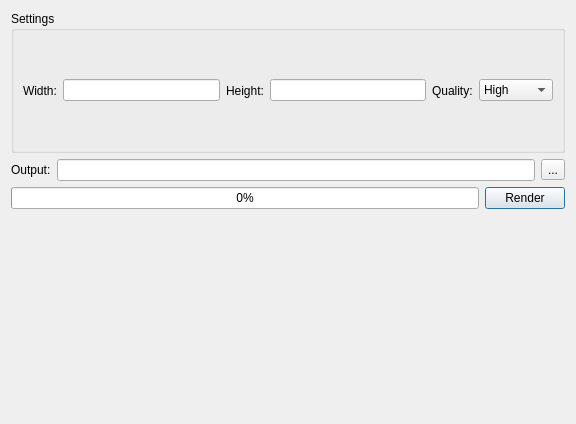
Above: lclib/qt/lc_renderdialog.ui from trevorsandy/lpub3d-ci before the change. Below: the same form after it.
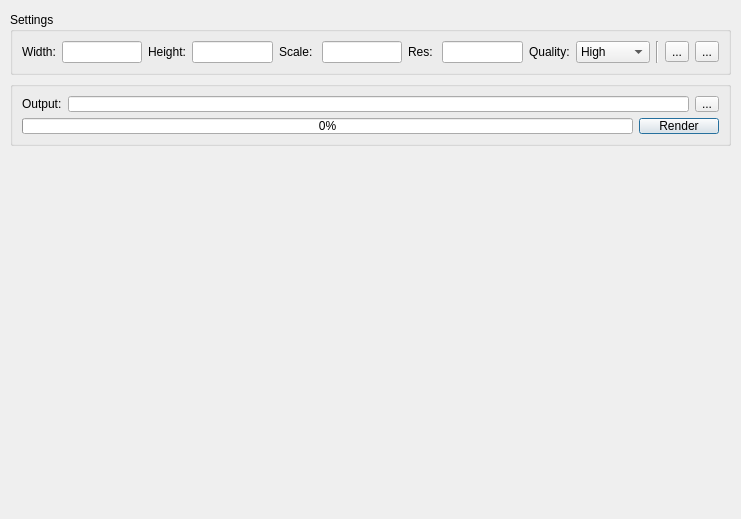
That is the form after the change.

Diff of the .ui file:
```diff
--- a/lclib/qt/lc_renderdialog.ui
+++ b/lclib/qt/lc_renderdialog.ui
@@ -6,16 +6,42 @@
    <rect>
     <x>0</x>
     <y>0</y>
-    <width>576</width>
-    <height>424</height>
+    <width>741</width>
+    <height>519</height>
    </rect>
   </property>
   <property name="windowTitle">
    <string>Render</string>
   </property>
-  <layout class="QVBoxLayout" name="verticalLayout">
-   <item>
-    <layout class="QVBoxLayout" name="topLayout">
+  <widget class="QLabel" name="preview">
+   <property name="geometry">
+    <rect>
+     <x>9</x>
+     <y>156</y>
+     <width>721</width>
+     <height>351</height>
+    </rect>
+   </property>
+   <property name="sizePolicy">
+    <sizepolicy hsizetype="Preferred" vsizetype="Preferred">
+     <horstretch>0</horstretch>
+     <verstretch>0</verstretch>
+    </sizepolicy>
+   </property>
+   <property name="text">
+    <string/>
+   </property>
+  </widget>
+  <widget class="QWidget" name="">
+   <property name="geometry">
+    <rect>
+     <x>10</x>
+     <y>12</y>
+     <width>721</width>
+     <height>134</height>
+    </rect>
+   </property>
+   <layout class="QVBoxLayout" name="verticalLayout_2">
      <item>
       <widget class="QGroupBox" name="groupBox">
        <property name="title">
@@ -40,7 +66,42 @@
          </widget>
         </item>
         <item>
-         <widget class="QLineEdit" name="HeightEdit"/>
+        <widget class="QLineEdit" name="HeightEdit">
+         <property name="toolTip">
+          <string>Height in pixels</string>
+         </property>
+        </widget>
+       </item>
+       <item>
+        <widget class="QLabel" name="scaleLabel">
+         <property name="text">
+          <string>Scale: </string>
+         </property>
+        </widget>
+       </item>
+       <item>
+        <widget class="QLineEdit" name="ScaleEdit">
+         <property name="toolTip">
+          <string>Model scale factor</string>
+         </property>
+        </widget>
+       </item>
+       <item>
+        <widget class="QLabel" name="resolutinoLabel">
+         <property name="toolTip">
+          <string/>
+         </property>
+         <property name="text">
+          <string>Res: </string>
+         </property>
+        </widget>
+       </item>
+       <item>
+        <widget class="QLineEdit" name="ResolutionEdit">
+         <property name="toolTip">
+          <string>Resolution presumably in inches - can also be in centimetres</string>
+         </property>
+        </widget>
         </item>
         <item>
          <widget class="QLabel" name="qualityLabel">
@@ -68,9 +129,42 @@
           </item>
          </widget>
         </item>
+       <item>
+        <widget class="Line" name="line">
+         <property name="orientation">
+          <enum>Qt::Vertical</enum>
+         </property>
+        </widget>
+       </item>
+       <item>
+        <widget class="QToolButton" name="LdvExportSettingsButton">
+         <property name="toolTip">
+          <string>POV Generation Options</string>
+         </property>
+         <property name="text">
+          <string>...</string>
+         </property>
+        </widget>
+       </item>
+       <item>
+        <widget class="QToolButton" name="LdvLDrawPreferencesButton">
+         <property name="toolTip">
+          <string>LDraw Preferences</string>
+         </property>
+         <property name="text">
+          <string>...</string>
+         </property>
+        </widget>
+       </item>
        </layout>
       </widget>
      </item>
+    <item>
+     <widget class="QGroupBox" name="groupBox_2">
+      <property name="title">
+       <string/>
+      </property>
+      <layout class="QVBoxLayout" name="verticalLayout">
      <item>
       <layout class="QHBoxLayout" name="outputLayout">
        <item>
@@ -114,15 +208,10 @@
       </layout>
      </item>
     </layout>
-   </item>
-   <item>
-    <widget class="QLabel" name="preview">
-     <property name="text">
-      <string/>
-     </property>
     </widget>
    </item>
   </layout>
+  </widget>
  </widget>
  <tabstops>
   <tabstop>QualityComboBox</tabstop>
```
Left out of the diff: 12 changed lines with no effect on the pictures. Lines whose indentation alone changed are shown as unchanged.
